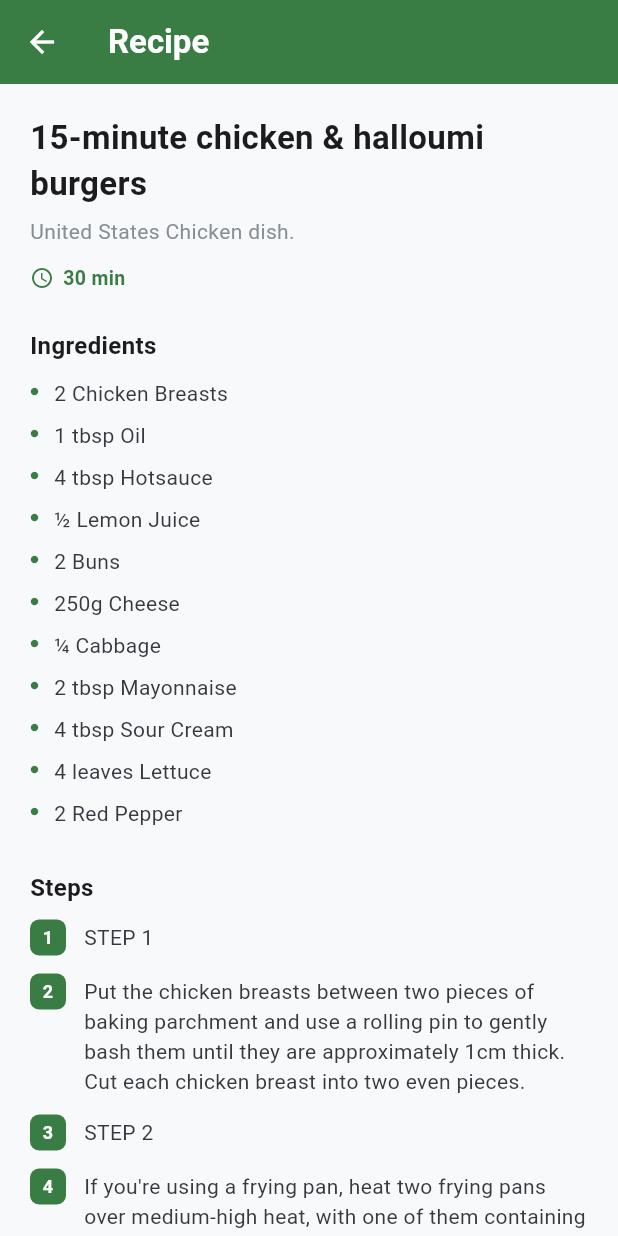
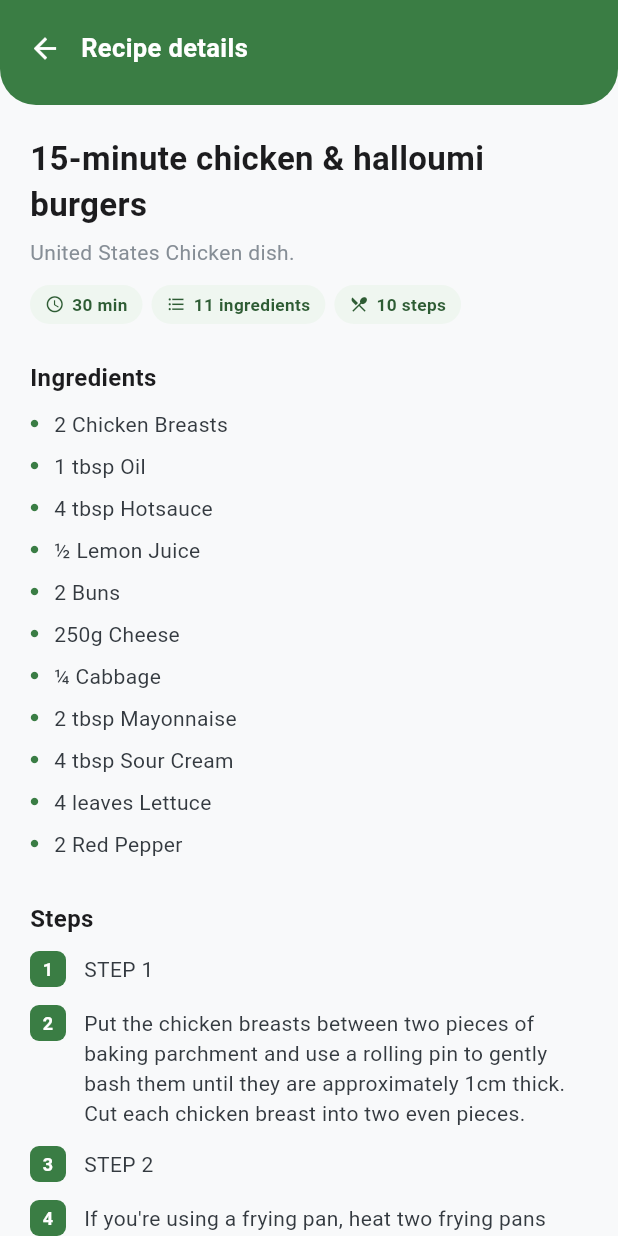
Before and after one commit to stanleywijayaa/shelf_sense, a Flutter app: the RecipeDetailScreen screen opened directly with sample values from the repository, on a phone screen of 412 x 824 dp. Run offline on Flutter 3.47's test engine with Material 3 defaults, Android fonts, the phone set to English and light mode, and no system bars; our stand-ins replace cloud_firestore, firebase_core, flutter_local_notifications, timezone; accounts and stored records are empty.

Commit message:
replace flat appbars to a curved one, add info into recipe details

```diff
--- a/lib/screens/recipe/recipe_detail_screen.dart
+++ b/lib/screens/recipe/recipe_detail_screen.dart
@@ -15,13 +15,11 @@ class RecipeDetailScreen extends StatelessWidget {
   Widget build(BuildContext context) {
     return Scaffold(
       backgroundColor: const Color(0xFFF8F9FA),
-      appBar: AppBar(
-        backgroundColor: const Color(0xFF3A7D44),
-        foregroundColor: Colors.white,
-        title: const Text('Recipe', style: TextStyle(fontWeight: FontWeight.w600)),
-        elevation: 0,
-      ),
-      body: SingleChildScrollView(
+      body: Column(
+        children: [
+          const _DetailHeader(title: 'Recipe details'),
+          Expanded(
+            child: SingleChildScrollView(
         padding: const EdgeInsets.all(20),
         child: Column(
           crossAxisAlignment: CrossAxisAlignment.start,
@@ -41,17 +39,24 @@ class RecipeDetailScreen extends StatelessWidget {
               style: const TextStyle(fontSize: 14, color: Color(0xFF868E96), height: 1.4),
             ),
             const SizedBox(height: 12),
-            Row(
+            // ── Info chips: time · ingredients · steps ───────────────────
+            Wrap(
+              spacing: 6,
+              runSpacing: 6,
               children: [
-                const Icon(Icons.schedule, size: 16, color: Color(0xFF3A7D44)),
-                const SizedBox(width: 6),
-                Text(
-                  '${recipe.prepMinutes} min',
-                  style: const TextStyle(
-                    fontSize: 13,
-                    fontWeight: FontWeight.w600,
-                    color: Color(0xFF3A7D44),
-                  ),
+                _InfoChip(
+                  icon: Icons.schedule,
+                  label: '${recipe.prepMinutes} min',
+                ),
+                _InfoChip(
+                  icon: Icons.format_list_bulleted,
+                  label:
+                      '${recipe.ingredients.length} ingredient${recipe.ingredients.length == 1 ? '' : 's'}',
+                ),
+                _InfoChip(
+                  icon: Icons.restaurant_menu,
+                  label:
+                      '${recipe.steps.length} step${recipe.steps.length == 1 ? '' : 's'}',
                 ),
               ],
             ),
@@ -155,6 +160,85 @@ class RecipeDetailScreen extends StatelessWidget {
           ],
         ),
       ),
+          ),
+        ],
+      ),
+    );
+  }
+}
+
+// ─── Curved detail header (shared style with the tab screens) ─────────────
+class _DetailHeader extends StatelessWidget {
+  final String title;
+
+  const _DetailHeader({required this.title});
+
+  @override
+  Widget build(BuildContext context) {
+    final topPadding = MediaQuery.of(context).padding.top;
+    return Container(
+      width: double.infinity,
+      padding: EdgeInsets.fromLTRB(6, topPadding + 8, 18, 14),
+      decoration: const BoxDecoration(
+        color: Color(0xFF3A7D44),
+        borderRadius: BorderRadius.only(
+          bottomLeft: Radius.circular(24),
+          bottomRight: Radius.circular(24),
+        ),
+      ),
+      child: Row(
+        children: [
+          IconButton(
+            icon: const Icon(Icons.arrow_back, color: Colors.white, size: 22),
+            tooltip: 'Back',
+            onPressed: () => Navigator.pop(context),
+          ),
+          Expanded(
+            child: Text(
+              title,
+              style: const TextStyle(
+                fontSize: 17,
+                fontWeight: FontWeight.w700,
+                color: Colors.white,
+              ),
+            ),
+          ),
+        ],
+      ),
+    );
+  }
+}
+
+// ─── Small tinted info chip (time / ingredients / steps) ──────────────────
+class _InfoChip extends StatelessWidget {
+  final IconData icon;
+  final String label;
+
+  const _InfoChip({required this.icon, required this.label});
+
+  @override
+  Widget build(BuildContext context) {
+    return Container(
+      padding: const EdgeInsets.symmetric(horizontal: 10, vertical: 5),
+      decoration: BoxDecoration(
+        color: const Color(0xFFEFF6F0),
+        borderRadius: BorderRadius.circular(20),
+      ),
+      child: Row(
+        mainAxisSize: MainAxisSize.min,
+        children: [
+          Icon(icon, size: 13, color: const Color(0xFF2E5C34)),
+          const SizedBox(width: 5),
+          Text(
+            label,
+            style: const TextStyle(
+              fontSize: 11.5,
+              fontWeight: FontWeight.w600,
+              color: Color(0xFF2E5C34),
+            ),
+          ),
+        ],
+      ),
     );
   }
 }
```
Also changed, not shown: lib/screens/inventory/item_detail_screen.dart (+92 -17 lines).
